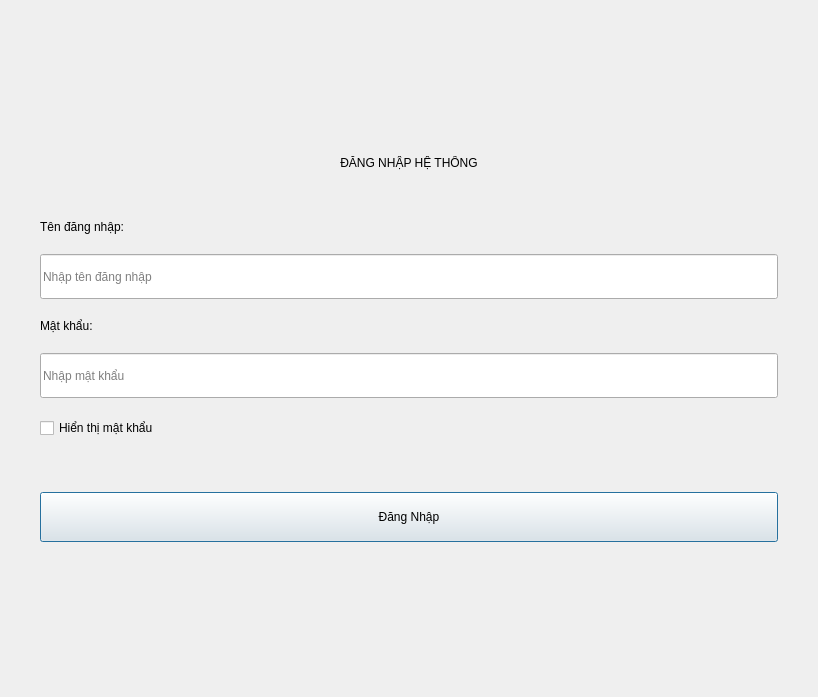
Old version of the form logindialog.ui in the repository DuongNguyen0210/StoreProject.
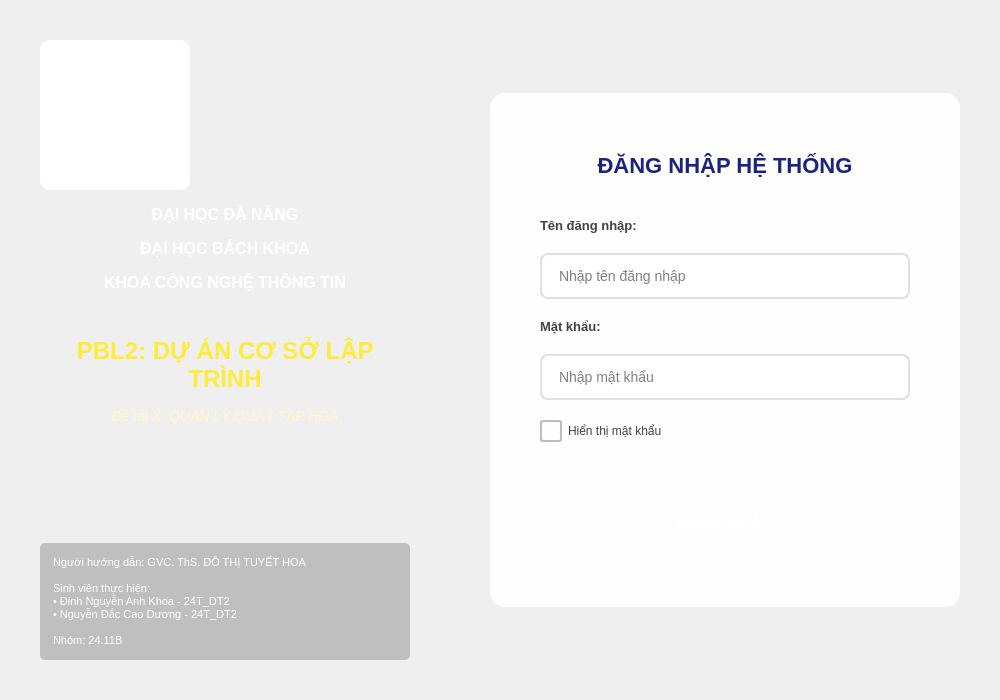
New version of the form. Icons and pictures are not drawn.

The edit to the form file:
```diff
--- a/logindialog.ui
+++ b/logindialog.ui
@@ -6,16 +6,303 @@
    <rect>
     <x>0</x>
     <y>0</y>
-    <width>818</width>
-    <height>697</height>
+    <width>1000</width>
+    <height>700</height>
    </rect>
   </property>
   <property name="windowTitle">
    <string>Đăng Nhập</string>
   </property>
-  <layout class="QVBoxLayout" name="verticalLayout">
+  <property name="styleSheet">
+   <string notr="true">QDialog {
+    background: qlineargradient(x1:0, y1:0, x2:1, y2:1,
+                                stop:0 #1a237e, stop:0.5 #283593, stop:1 #3949ab);
+}
+
+QLabel#lblLogo {
+    background: white;
+    border-radius: 10px;
+    padding: 15px;
+}
+
+QLabel#lblUniversity, QLabel#lblFaculty, QLabel#lblDepartment {
+    color: white;
+    font-weight: bold;
+    font-size: 16px;
+}
+
+QLabel#lblProjectTitle {
+    color: #ffeb3b;
+    font-weight: bold;
+    font-size: 24px;
+}
+
+QLabel#lblSubtitle {
+    color: #fff9c4;
+    font-size: 14px;
+    font-style: italic;
+}
+
+QFrame#loginFrame {
+    background: rgba(255, 255, 255, 0.95);
+    border-radius: 15px;
+    padding: 20px;
+}
+
+QLabel#lblLoginTitle {
+    color: #1a237e;
+    font-size: 22px;
+    font-weight: bold;
+}
+
+QLabel#labeUsername, QLabel#labePassword {
+    color: #424242;
+    font-size: 13px;
+    font-weight: 500;
+}
+
+QLineEdit {
+    padding: 12px 15px;
+    border: 2px solid #e0e0e0;
+    border-radius: 8px;
+    font-size: 14px;
+    background: white;
+}
+
+QLineEdit:focus {
+    border: 2px solid #3949ab;
+    background: #f5f5f5;
+}
+
+QPushButton#btnLogin {
+    background: qlineargradient(x1:0, y1:0, x2:1, y2:0,
+                                stop:0 #3949ab, stop:1 #5c6bc0);
+    color: white;
+    font-size: 16px;
+    font-weight: bold;
+    border: none;
+    border-radius: 8px;
+    padding: 15px;
+}
+
+QPushButton#btnLogin:hover {
+    background: qlineargradient(x1:0, y1:0, x2:1, y2:0,
+                                stop:0 #303f9f, stop:1 #3949ab);
+}
+
+QPushButton#btnLogin:pressed {
+    background: #283593;
+}
+
+QCheckBox {
+    color: #424242;
+    font-size: 12px;
+}
+
+QCheckBox::indicator {
+    width: 18px;
+    height: 18px;
+    border-radius: 3px;
+    border: 2px solid #bdbdbd;
+}
+
+QCheckBox::indicator:checked {
+    background: #3949ab;
+    border: 2px solid #3949ab;
+}
+
+QLabel#lblError {
+    color: #d32f2f;
+    font-size: 13px;
+    font-weight: 500;
+}
+
+QLabel#lblProjectInfo {
+    color: white;
+    font-size: 11px;
+    background: rgba(0, 0, 0, 0.2);
+    border-radius: 5px;
+    padding: 10px;
+}
+</string>
+  </property>
+  <layout class="QHBoxLayout" name="horizontalLayout_main">
    <property name="spacing">
-    <number>20</number>
+    <number>0</number>
+   </property>
+   <property name="leftMargin">
+    <number>0</number>
+   </property>
+   <property name="topMargin">
+    <number>0</number>
+   </property>
+   <property name="rightMargin">
+    <number>0</number>
+   </property>
+   <property name="bottomMargin">
+    <number>0</number>
+   </property>
+   <item>
+    <widget class="QWidget" name="leftPanel" native="true">
+     <property name="minimumSize">
+      <size>
+       <width>450</width>
+       <height>0</height>
+      </size>
+     </property>
+     <layout class="QVBoxLayout" name="verticalLayout_left">
+      <property name="spacing">
+       <number>15</number>
+      </property>
+      <property name="leftMargin">
+       <number>40</number>
+      </property>
+      <property name="topMargin">
+       <number>40</number>
+      </property>
+      <property name="rightMargin">
+       <number>40</number>
+      </property>
+      <property name="bottomMargin">
+       <number>40</number>
+      </property>
+      <item>
+       <widget class="QLabel" name="lblLogo">
+        <property name="minimumSize">
+         <size>
+          <width>150</width>
+          <height>150</height>
+         </size>
+        </property>
+        <property name="maximumSize">
+         <size>
+          <width>150</width>
+          <height>150</height>
+         </size>
+        </property>
+        <property name="text">
+         <string/>
+        </property>
+        <property name="pixmap">
+         <pixmap>it_faculty_logo.png</pixmap>
+        </property>
+        <property name="scaledContents">
+         <bool>true</bool>
+        </property>
+        <property name="alignment">
+         <set>Qt::AlignCenter</set>
+        </property>
+       </widget>
+      </item>
+      <item>
+       <widget class="QLabel" name="lblUniversity">
+        <property name="text">
+         <string>ĐẠI HỌC ĐÀ NẴNG</string>
+        </property>
+        <property name="alignment">
+         <set>Qt::AlignCenter</set>
+        </property>
+       </widget>
+      </item>
+      <item>
+       <widget class="QLabel" name="lblFaculty">
+        <property name="text">
+         <string>ĐẠI HỌC BÁCH KHOA</string>
+        </property>
+        <property name="alignment">
+         <set>Qt::AlignCenter</set>
+        </property>
+       </widget>
+      </item>
+      <item>
+       <widget class="QLabel" name="lblDepartment">
+        <property name="text">
+         <string>KHOA CÔNG NGHỆ THÔNG TIN</string>
+        </property>
+        <property name="alignment">
+         <set>Qt::AlignCenter</set>
+        </property>
+       </widget>
+      </item>
+      <item>
+       <spacer name="verticalSpacer_1">
+        <property name="orientation">
+         <enum>Qt::Vertical</enum>
+        </property>
+        <property name="sizeType">
+         <enum>QSizePolicy::Fixed</enum>
+        </property>
+        <property name="sizeHint" stdset="0">
+         <size>
+          <width>20</width>
+          <height>30</height>
+         </size>
+        </property>
+       </spacer>
+      </item>
+      <item>
+       <widget class="QLabel" name="lblProjectTitle">
+        <property name="text">
+         <string>PBL2: DỰ ÁN CƠ SỞ LẬP TRÌNH</string>
+        </property>
+        <property name="alignment">
+         <set>Qt::AlignCenter</set>
+        </property>
+        <property name="wordWrap">
+         <bool>true</bool>
+        </property>
+       </widget>
+      </item>
+      <item>
+       <widget class="QLabel" name="lblSubtitle">
+        <property name="text">
+         <string>Đề tài X: QUẢN LÝ QUẦY TẠP HÓA</string>
+        </property>
+        <property name="alignment">
+         <set>Qt::AlignCenter</set>
+        </property>
+       </widget>
+      </item>
+      <item>
+       <spacer name="verticalSpacer_2">
+        <property name="orientation">
+         <enum>Qt::Vertical</enum>
+        </property>
+        <property name="sizeHint" stdset="0">
+         <size>
+          <width>20</width>
+          <height>40</height>
+         </size>
+        </property>
+       </spacer>
+      </item>
+      <item>
+       <widget class="QLabel" name="lblProjectInfo">
+        <property name="text">
+         <string>Người hướng dẫn: GVC. ThS. ĐỖ THỊ TUYẾT HOA
+
+Sinh viên thực hiện:
+• Đinh Nguyễn Anh Khoa - 24T_DT2
+• Nguyễn Đắc Cao Dương - 24T_DT2
+
+Nhóm: 24.11B</string>
+        </property>
+        <property name="alignment">
+         <set>Qt::AlignLeading|Qt::AlignLeft|Qt::AlignTop</set>
+        </property>
+        <property name="wordWrap">
+         <bool>true</bool>
+        </property>
+       </widget>
+      </item>
+     </layout>
+    </widget>
+   </item>
+   <item>
+    <widget class="QWidget" name="rightPanel" native="true">
+     <layout class="QVBoxLayout" name="verticalLayout_right">
+      <property name="spacing">
+       <number>0</number>
    </property>
    <property name="leftMargin">
     <number>40</number>
@@ -43,7 +330,31 @@
     </spacer>
    </item>
    <item>
-    <widget class="QLabel" name="lblTitle">
+       <widget class="QFrame" name="loginFrame">
+        <property name="frameShape">
+         <enum>QFrame::StyledPanel</enum>
+        </property>
+        <property name="frameShadow">
+         <enum>QFrame::Raised</enum>
+        </property>
+        <layout class="QVBoxLayout" name="verticalLayout_form">
+         <property name="spacing">
+          <number>20</number>
+         </property>
+         <property name="leftMargin">
+          <number>30</number>
+         </property>
+         <property name="topMargin">
+          <number>40</number>
+         </property>
+         <property name="rightMargin">
+          <number>30</number>
+         </property>
+         <property name="bottomMargin">
+          <number>40</number>
+         </property>
+         <item>
+          <widget class="QLabel" name="lblLoginTitle">
      <property name="text">
       <string>ĐĂNG NHẬP HỆ THỐNG</string>
      </property>
@@ -63,7 +374,7 @@
      <property name="sizeHint" stdset="0">
       <size>
        <width>20</width>
-       <height>30</height>
+             <height>20</height>
       </size>
      </property>
     </spacer>
@@ -116,18 +427,6 @@
      <property name="enabled">
       <bool>true</bool>
      </property>
-     <property name="sizePolicy">
-      <sizepolicy hsizetype="Minimum" vsizetype="Fixed">
-       <horstretch>0</horstretch>
-       <verstretch>0</verstretch>
-      </sizepolicy>
-     </property>
-     <property name="minimumSize">
-      <size>
-       <width>0</width>
-       <height>0</height>
-      </size>
-     </property>
      <property name="text">
       <string>Hiển thị mật khẩu</string>
      </property>
@@ -155,8 +454,11 @@
       </size>
      </property>
      <property name="text">
-      <string>Đăng Nhập</string>
-     </property>
+            <string>ĐĂNG NHẬP</string>
+           </property>
+          </widget>
+         </item>
+        </layout>
     </widget>
    </item>
    <item>
@@ -171,6 +473,9 @@
       </size>
      </property>
     </spacer>
+      </item>
+     </layout>
+    </widget>
    </item>
   </layout>
  </widget>
```
Left out of the diff: 2 changed lines with no effect on the pictures. Lines whose indentation alone changed are shown as unchanged.
